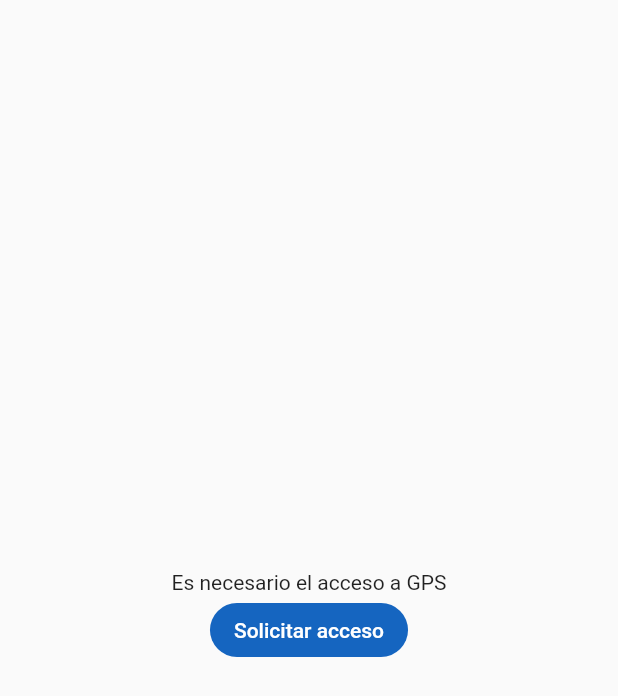
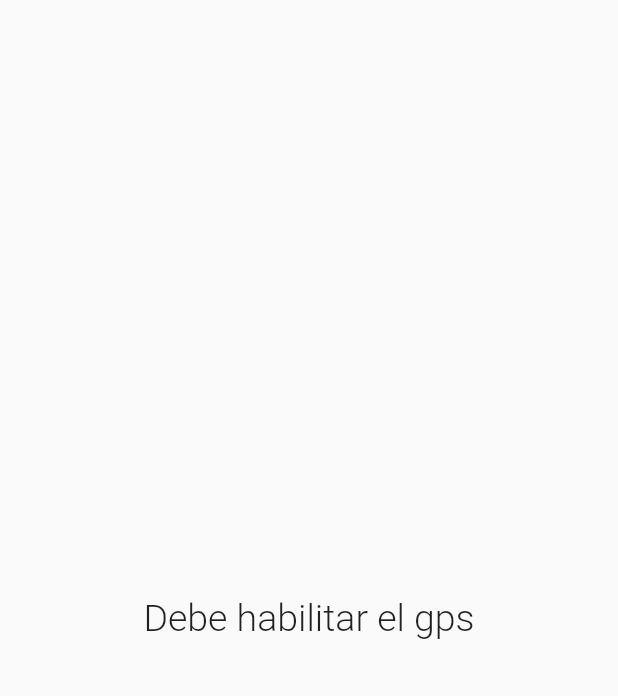
Before and after one commit to OdaFra/Flutter_RutasApp, a Flutter app: the screen it shows after launch, on a phone screen of 412 x 824 dp. Shown: the top 696 px of the screen. Run offline on Flutter 3.47's test engine with Material 2 defaults, Android fonts, the light colour scheme and no system bars; our stand-ins replace bloc, equatable, flutter_bloc, geolocator.

Commit message:
Dependencia Geolocator agregada, actualización del archivo manifest e implementación de metodos en el bloc de gps

```diff
--- /dev/null
+++ b/lib/blocs/blocs.dart
@@ -0,0 +1 @@
+export '../blocs/gps/gps_bloc.dart';
--- a/lib/blocs/gps/gps_event.dart
+++ b/lib/blocs/gps/gps_event.dart
@@ -6,3 +6,13 @@ abstract class GpsEvent extends Equatable {
   @override
   List<Object> get props => [];
 }
+
+class GpsAndPermissionEvent extends GpsEvent {
+  final bool iGpsEnabled;
+  final bool isGpsPermissionGranted;
+
+  const GpsAndPermissionEvent({
+    required this.iGpsEnabled,
+    required this.isGpsPermissionGranted,
+  });
+}
--- a/lib/blocs/gps/gps_state.dart
+++ b/lib/blocs/gps/gps_state.dart
@@ -1,10 +1,32 @@
 part of 'gps_bloc.dart';
 
-abstract class GpsState extends Equatable {
-  const GpsState();
+class GpsState extends Equatable {
+  final bool isGpsEnabled;
+  final bool isGpsPermissionGranted;
+
+  const GpsState({
+    required this.isGpsEnabled,
+    required this.isGpsPermissionGranted,
+  });
 
   @override
-  List<Object> get props => [];
+  List<Object> get props => [
+        isGpsEnabled,
+        isGpsPermissionGranted,
+      ];
+
+  GpsState copyWith({
+    bool? isGpsEnabled,
+    bool? isGpsPermissionGranted,
+  }) {
+    return GpsState(
+      isGpsEnabled: isGpsEnabled ?? this.isGpsEnabled,
+      isGpsPermissionGranted:
+          isGpsPermissionGranted ?? this.isGpsPermissionGranted,
+    );
+  }
+
+  @override
+  String toString() =>
+      'GpsState(isGpsEnabled: $isGpsEnabled, isGpsPermissionGranted: $isGpsPermissionGranted)';
 }
-
-class GpsInitial extends GpsState {}
--- a/lib/screens/gps_acces_screen.dart
+++ b/lib/screens/gps_acces_screen.dart
@@ -1,14 +1,19 @@
 import 'package:flutter/material.dart';
+import 'package:flutter_bloc/flutter_bloc.dart';
+import 'package:rutasapp/blocs/blocs.dart';
 
 class GpsScreen extends StatelessWidget {
   const GpsScreen({super.key});
 
   @override
   Widget build(BuildContext context) {
-    return const Scaffold(
-        body: Center(
-      child: _AccessBotton(),
-    ));
+    return Scaffold(body: Center(child: BlocBuilder<GpsBloc, GpsState>(
+      builder: (context, state) {
+        return !state.isGpsEnabled
+            ? const _EnableGpsMessage()
+            : const _AccessBotton();
+      },
+    )));
   }
 }
 
@@ -23,6 +28,7 @@ class _AccessBotton extends StatelessWidget {
       mainAxisAlignment: MainAxisAlignment.center,
       children: [
         const Text('Es necesario el acceso a GPS'),
+        const SizedBox(height: 15),
         MaterialButton(
           onPressed: () {},
           color: Colors.blue.shade800,
--- a/pubspec.yaml
+++ b/pubspec.yaml
@@ -15,6 +15,7 @@ dependencies:
   flutter:
     sdk: flutter
   flutter_bloc: ^8.1.1
+  geolocator: ^9.0.2
 
 dev_dependencies:
   flutter_lints: ^2.0.0
```
Also changed, not shown: lib/blocs/gps/gps_bloc.dart (+31 -3 lines), lib/main.dart (+13 -1 lines), pubspec.lock, 4 other files.
